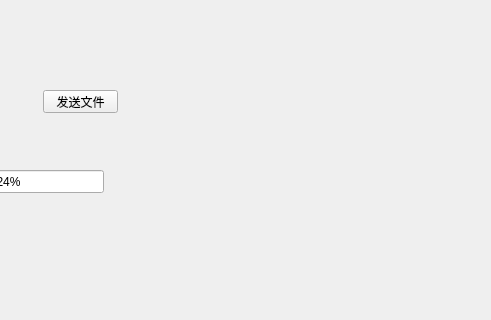
Above: FileManagement/UploadFile.ui from hhyvs111/FileManagement before the change; both pictures show x 207 to 698 and y 0 to 320 of the 698 by 468 pixel window. Below: the same form after it.
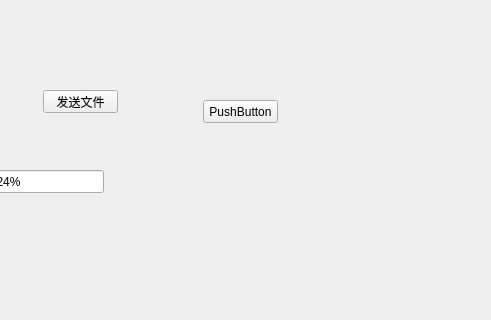
That is the form after the change.

Diff of the .ui file:
```diff
--- a/FileManagement/UploadFile.ui
+++ b/FileManagement/UploadFile.ui
@@ -84,6 +84,19 @@
     </item>
    </layout>
   </widget>
+  <widget class="QPushButton" name="cancelBtn">
+   <property name="geometry">
+    <rect>
+     <x>410</x>
+     <y>100</y>
+     <width>75</width>
+     <height>23</height>
+    </rect>
+   </property>
+   <property name="text">
+    <string>PushButton</string>
+   </property>
+  </widget>
  </widget>
  <resources/>
  <connections>
```
Left out of the diff: 8 changed lines with no effect on the pictures.
